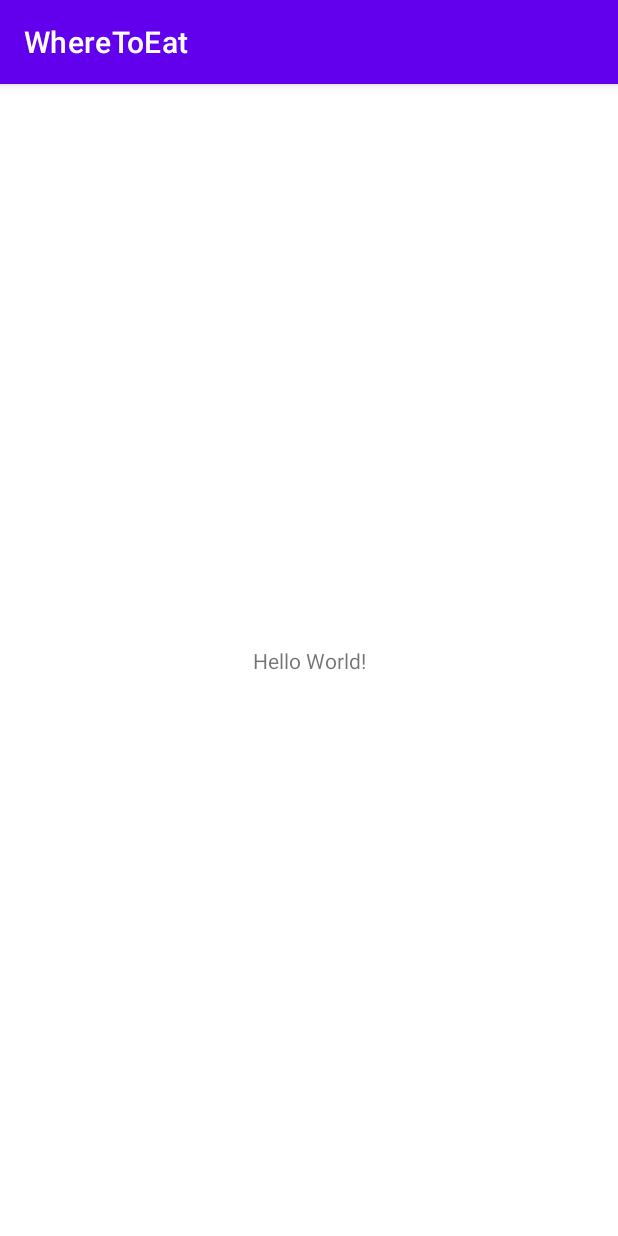
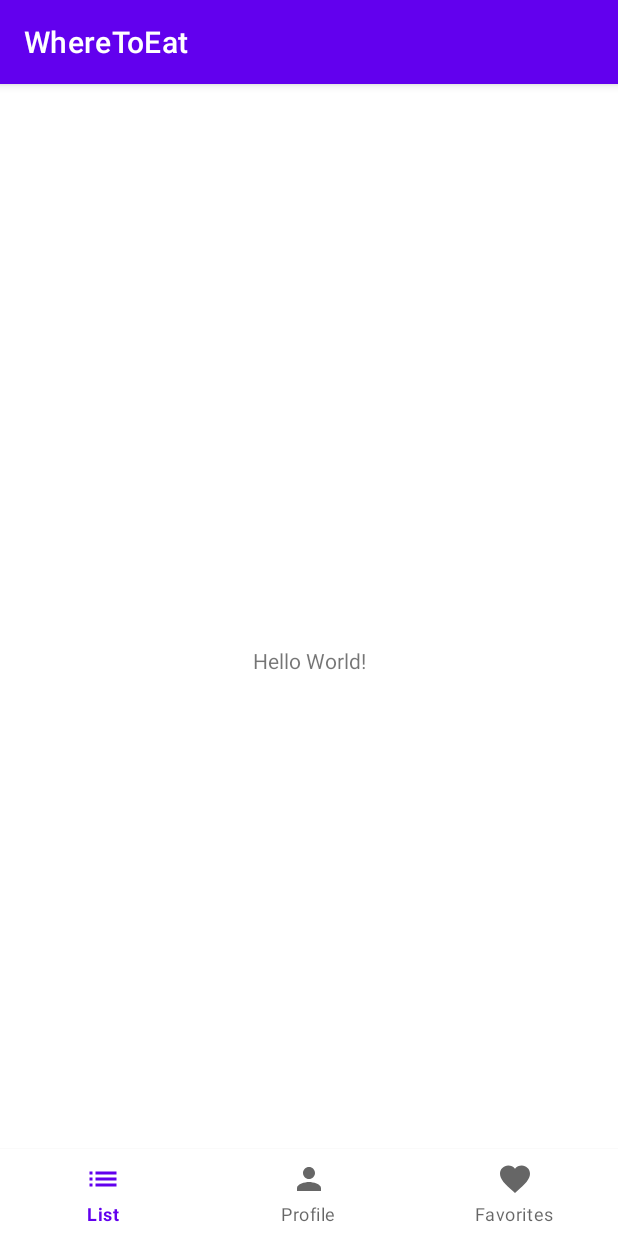
Before and after one commit to barabasizsolt/AndroidProject, an Android app: the screen it shows after launch (MainActivity), on a phone screen of 412 x 824 dp. Run offline under Robolectric (Android 15) with nearby library versions, the phone set to English and light mode, and no system bars.

Commit message:
BottomNavigation finished

```diff
--- /dev/null
+++ b/app/src/main/res/drawable/ic_favorite.xml
@@ -0,0 +1,10 @@
+<vector xmlns:android="http://schemas.android.com/apk/res/android"
+    android:width="24dp"
+    android:height="24dp"
+    android:viewportWidth="24"
+    android:viewportHeight="24"
+    android:tint="?attr/colorControlNormal">
+  <path
+      android:fillColor="@android:color/white"
+      android:pathData="M12,21.35l-1.45,-1.32C5.4,15.36 2,12.28 2,8.5 2,5.42 4.42,3 7.5,3c1.74,0 3.41,0.81 4.5,2.09C13.09,3.81 14.76,3 16.5,3 19.58,3 22,5.42 22,8.5c0,3.78 -3.4,6.86 -8.55,11.54L12,21.35z"/>
+</vector>
--- /dev/null
+++ b/app/src/main/res/drawable/ic_list.xml
@@ -0,0 +1,10 @@
+<vector xmlns:android="http://schemas.android.com/apk/res/android"
+    android:width="24dp"
+    android:height="24dp"
+    android:viewportWidth="24"
+    android:viewportHeight="24"
+    android:tint="?attr/colorControlNormal">
+  <path
+      android:fillColor="@android:color/white"
+      android:pathData="M3,13h2v-2L3,11v2zM3,17h2v-2L3,15v2zM3,9h2L5,7L3,7v2zM7,13h14v-2L7,11v2zM7,17h14v-2L7,15v2zM7,7v2h14L21,7L7,7z"/>
+</vector>
--- /dev/null
+++ b/app/src/main/res/drawable/ic_profile.xml
@@ -0,0 +1,10 @@
+<vector xmlns:android="http://schemas.android.com/apk/res/android"
+    android:width="24dp"
+    android:height="24dp"
+    android:viewportWidth="24"
+    android:viewportHeight="24"
+    android:tint="?attr/colorControlNormal">
+  <path
+      android:fillColor="@android:color/white"
+      android:pathData="M12,12c2.21,0 4,-1.79 4,-4s-1.79,-4 -4,-4 -4,1.79 -4,4 1.79,4 4,4zM12,14c-2.67,0 -8,1.34 -8,4v2h16v-2c0,-2.66 -5.33,-4 -8,-4z"/>
+</vector>
--- a/app/src/main/res/layout/activity_main.xml
+++ b/app/src/main/res/layout/activity_main.xml
@@ -15,4 +15,15 @@
         app:layout_constraintRight_toRightOf="parent"
         app:layout_constraintTop_toTopOf="parent" />
 
+    <com.google.android.material.bottomnavigation.BottomNavigationView
+        android:id="@+id/bottomNav"
+        android:layout_width="match_parent"
+        android:layout_height="58dp"
+        android:layout_alignParentBottom="true"
+        app:elevation="2dp"
+        app:itemBackground="@android:color/white"
+        app:itemIconSize="24dp"
+        app:layout_constraintBottom_toBottomOf="parent"
+        app:menu="@menu/bottom_navigation" />
+
 </androidx.constraintlayout.widget.ConstraintLayout>
--- /dev/null
+++ b/app/src/main/res/menu/bottom_navigation.xml
@@ -0,0 +1,15 @@
+<?xml version="1.0" encoding="utf-8"?>
+<menu xmlns:android="http://schemas.android.com/apk/res/android">
+    <item android:id="@+id/list_food"
+        android:title="List"
+        android:icon="@drawable/ic_list"
+        />
+    <item android:id="@+id/add_food"
+        android:title="Profile"
+        android:icon="@drawable/ic_profile"
+        />
+    <item android:id="@+id/info_food"
+        android:title="Favorites"
+        android:icon="@drawable/ic_favorite"
+        />
+</menu>
```
Also changed, not shown: gradle/wrapper/gradle-wrapper.properties.
